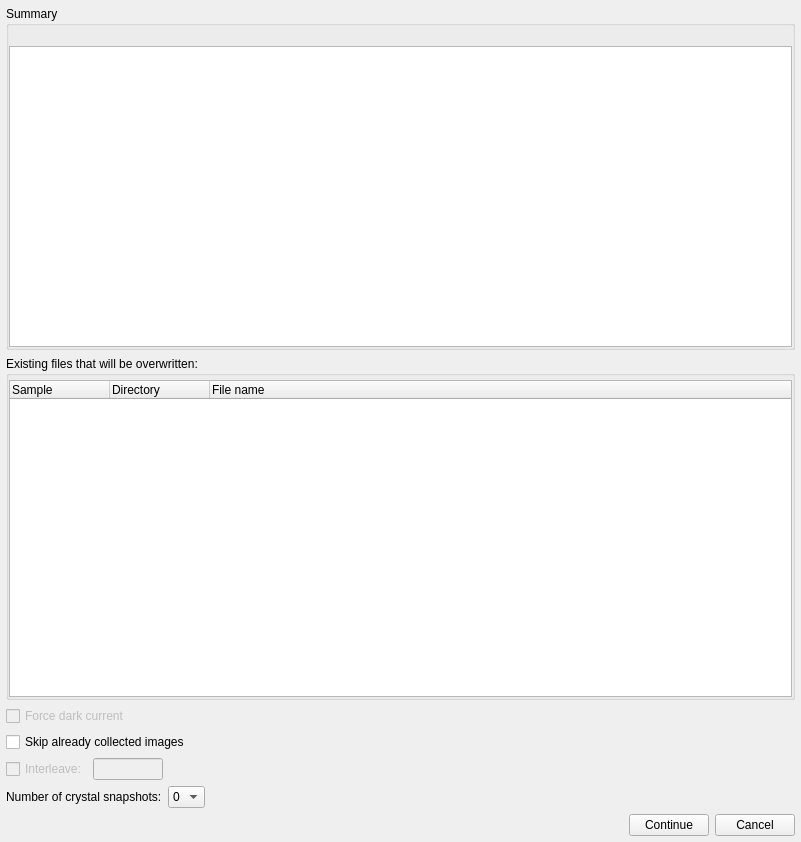
The window that Bricks/widgets/ui_files/Qt4_confirmation_dialog_layout.ui (mxcube/mxcubeqt) describes before a commit, drawn with Qt 5.
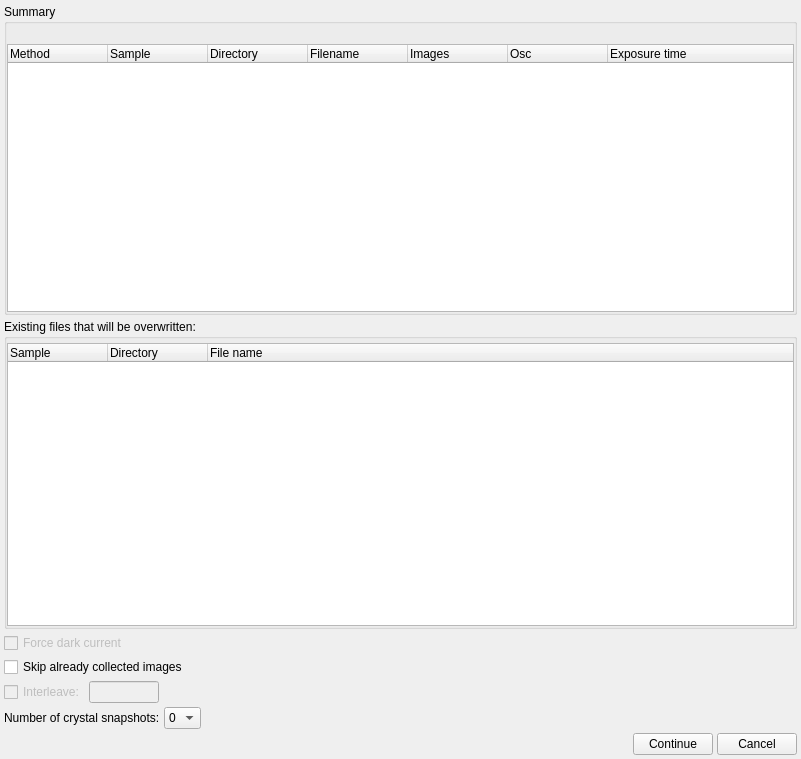
The same window after the commit.

Diff of the .ui file:
```diff
--- a/Bricks/widgets/ui_files/Qt4_confirmation_dialog_layout.ui
+++ b/Bricks/widgets/ui_files/Qt4_confirmation_dialog_layout.ui
@@ -7,7 +7,7 @@
     <x>0</x>
     <y>0</y>
     <width>801</width>
-    <height>842</height>
+    <height>759</height>
    </rect>
   </property>
   <property name="windowTitle">
@@ -15,7 +15,10 @@
   </property>
   <layout class="QGridLayout" name="gridLayout_2">
    <property name="margin">
-    <number>6</number>
+    <number>4</number>
+   </property>
+   <property name="spacing">
+    <number>4</number>
    </property>
    <item row="6" column="0">
     <layout class="QHBoxLayout" name="buttons_layout">
@@ -124,22 +127,45 @@
         <property name="selectionMode">
          <enum>QAbstractItemView::NoSelection</enum>
         </property>
-        <attribute name="headerVisible">
+        <property name="headerHidden">
          <bool>false</bool>
+        </property>
+        <attribute name="headerVisible">
+         <bool>true</bool>
         </attribute>
         <column>
          <property name="text">
-          <string>1</string>
+          <string>Method</string>
          </property>
         </column>
         <column>
          <property name="text">
-          <string>New Column</string>
+          <string>Sample</string>
          </property>
         </column>
         <column>
          <property name="text">
-          <string>New Column</string>
+          <string>Directory</string>
+         </property>
+        </column>
+        <column>
+         <property name="text">
+          <string>Filename</string>
+         </property>
+        </column>
+        <column>
+         <property name="text">
+          <string>Images</string>
+         </property>
+        </column>
+        <column>
+         <property name="text">
+          <string>Osc</string>
+         </property>
+        </column>
+        <column>
+         <property name="text">
+          <string>Exposure time</string>
          </property>
         </column>
        </widget>
```
